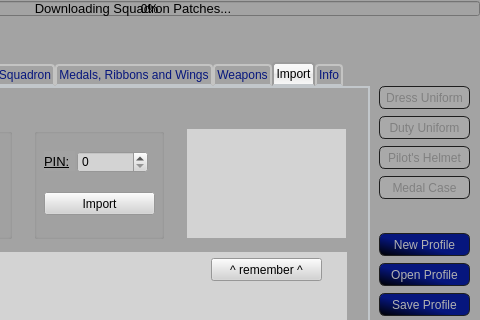
SmTaUcM/TTT3, file data/uis/ttt.ui: the form before one commit; both pictures show x 181 to 661 and y 0 to 320 of the 661 by 443 pixel window.
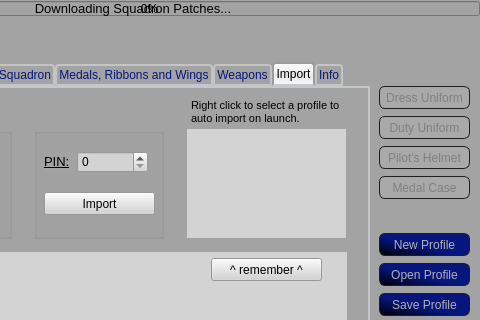
The form after the commit. The open tabs and pages were chosen to show the change. Icons and pictures are not drawn.

Commit message: Feature - Auto import selected profile upon launch

The edit to the form file:
```diff
--- a/data/uis/ttt.ui
+++ b/data/uis/ttt.ui
@@ -2684,6 +2684,31 @@
        <string>^ remember ^</string>
       </property>
      </widget>
+     <widget class="QLabel" name="label_35">
+      <property name="geometry">
+       <rect>
+        <x>360</x>
+        <y>8</y>
+        <width>151</width>
+        <height>31</height>
+       </rect>
+      </property>
+      <property name="font">
+       <font>
+        <family>Arial</family>
+        <pointsize>8</pointsize>
+        <weight>50</weight>
+        <bold>false</bold>
+        <underline>false</underline>
+       </font>
+      </property>
+      <property name="text">
+       <string>Right click to select a profile to auto import on launch.</string>
+      </property>
+      <property name="wordWrap">
+       <bool>true</bool>
+      </property>
+     </widget>
     </widget>
     <widget class="QWidget" name="tabInfo">
      <attribute name="title">
```
The commit also changes 2 other files.
